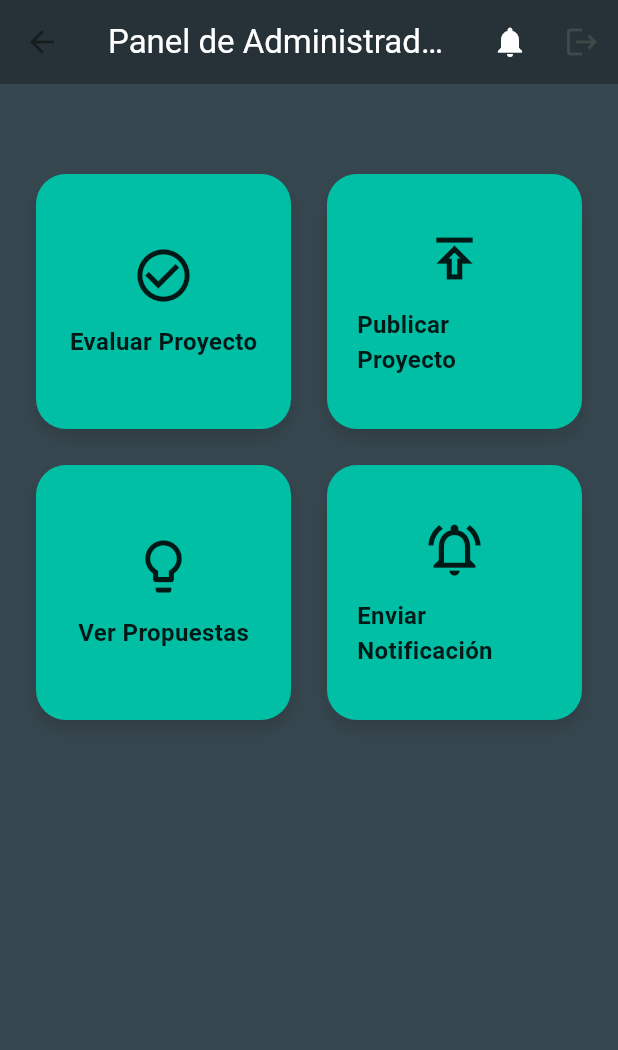
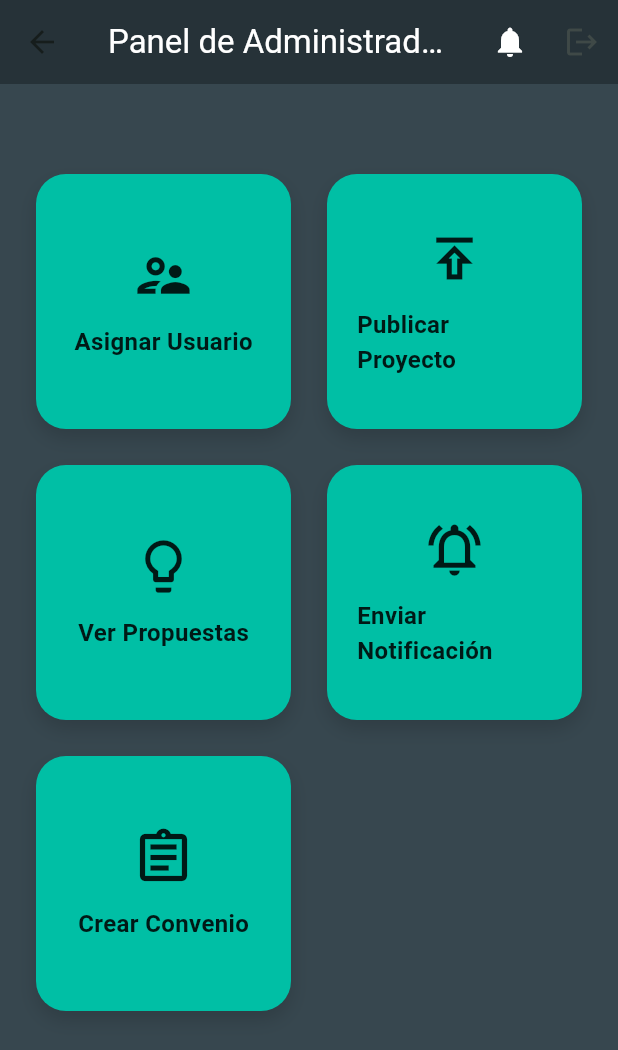
Before and after one commit to BrunoMmS/gpps-front, a Flutter app: the DashboardAdmin screen opened directly, on a phone screen of 412 x 824 dp. Shown: the top 1050 px of the screen. Run offline on Flutter 3.47's test engine with Material 3 defaults, Android fonts, the phone set to English and light mode, and no system bars; our stand-ins replace file_picker, shared_preferences; accounts and stored records are empty.

Commit message:
entrega final

```diff
--- a/lib/interfaces/dashboards/dashboard_admin_interface.dart
+++ b/lib/interfaces/dashboards/dashboard_admin_interface.dart
@@ -61,17 +61,17 @@ class _DashboardAdminState extends State<DashboardAdmin> {
                   shrinkWrap: true,
                   children: [
                     DashboardButton(
-                      icon: Icons.check_circle_outline,
-                      label: 'Evaluar Proyecto',
+                      icon: Icons.supervisor_account_outlined,
+                      label: 'Asignar Usuario',
                       onTap: () {
-                        Navigator.pushNamed(context, '/evaluar_proyecto');
+                        Navigator.pushNamed(context, '/asignar_tutor');
                       },
                     ),
                     DashboardButton(
                       icon: Icons.publish_outlined,
                       label: 'Publicar Proyecto',
                       onTap: () {
-                        Navigator.pushNamed(context, '/publicar_proyecto');
+                        Navigator.pushNamed(context, '/proposeProject');
                       },
                     ),
                     DashboardButton(
@@ -88,6 +88,13 @@ class _DashboardAdminState extends State<DashboardAdmin> {
                         Navigator.pushNamed(context, '/enviar_notificacion');
                       },
                     ),
+                    DashboardButton(
+                      icon: Icons.assignment_outlined,
+                      label: 'Crear Convenio',
+                      onTap: () {
+                        Navigator.pushNamed(context, '/createAgreement');
+                      },
+                    ),
                   ],
                 ),
               ),
--- a/lib/interfaces/dashboards/dashboard_student_interface.dart
+++ b/lib/interfaces/dashboards/dashboard_student_interface.dart
@@ -196,6 +196,7 @@ class _DashboardStudentState extends State<DashboardStudent> {
                   icon: Icons.track_changes,
                   label: "Seguimiento PPS",
                   onTap: () {
+                    Navigator.pushNamed(context, '/projectDetails');
                     // lógica para seguimiento PPS
                   },
                 ),
--- a/lib/main.dart
+++ b/lib/main.dart
@@ -96,7 +96,7 @@ class MyApp extends StatelessWidget {
             ),
         '/createAgreement': (context) {
           return RoleGuard(
-            allowedRoles: [Rol.exEntity.backendValue, Rol.student.backendValue],
+            allowedRoles: [Rol.exEntity.backendValue, Rol.student.backendValue, Rol.admin.backendValue],
             child: CreateAgreementPage(),
           );
         },
```
